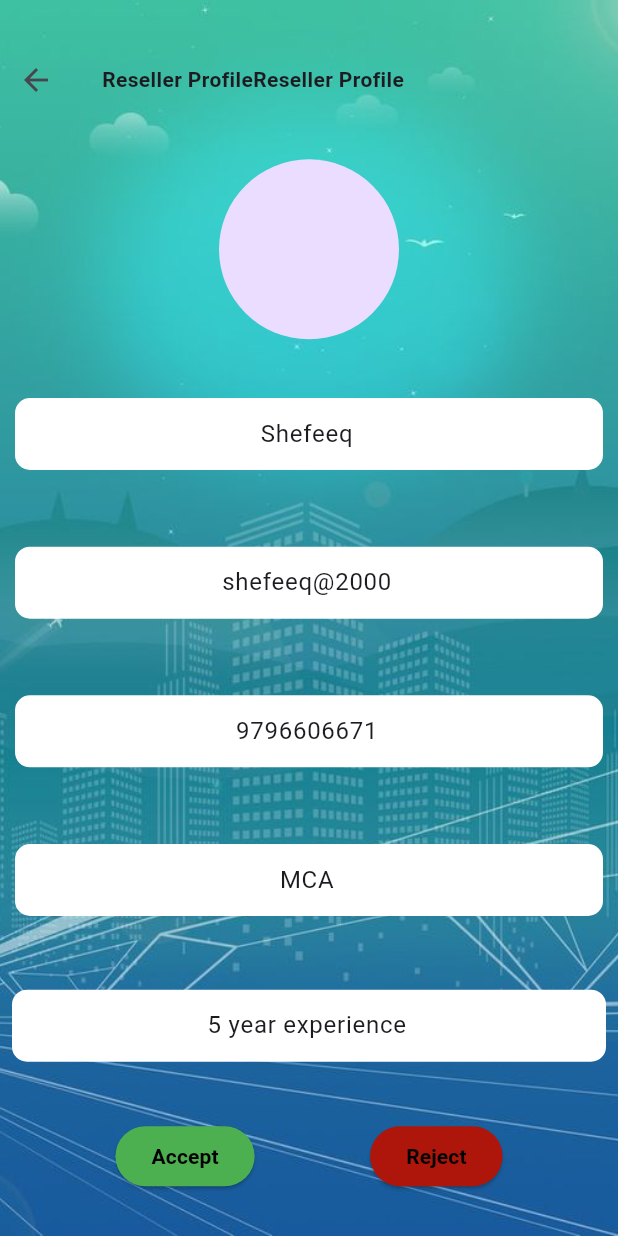
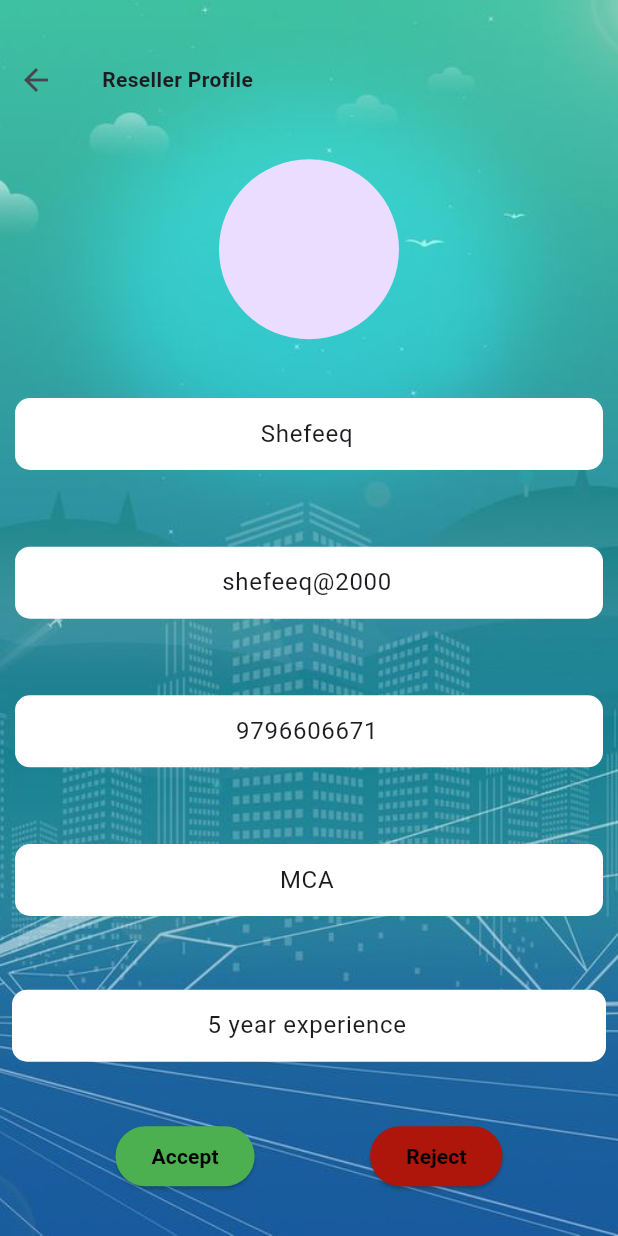
Before and after one commit to Safeeqe/Bizfuel-MCA, a Flutter app: the Inbox screen opened directly, on a phone screen of 412 x 824 dp. Run offline on Flutter 3.47's test engine with Material 3 defaults, Android fonts, the phone set to English and light mode, and no system bars; our stand-ins replace firebase_auth, firebase_core; accounts and stored records are empty.

Commit message:
remove a single widget

```diff
--- a/lib/Businesses/inbox.dart
+++ b/lib/Businesses/inbox.dart
@@ -39,10 +39,7 @@ class _InboxState extends State<Inbox> {
                 const SizedBox(
                   width: 20,
                 ),
-                 const Text(
-                  "Reseller Profile",
-                  style: TextStyle(fontWeight: FontWeight.bold),
-                ),
+
                 const Text(
                   "Reseller Profile",
                   style: TextStyle(fontWeight: FontWeight.bold),
```
